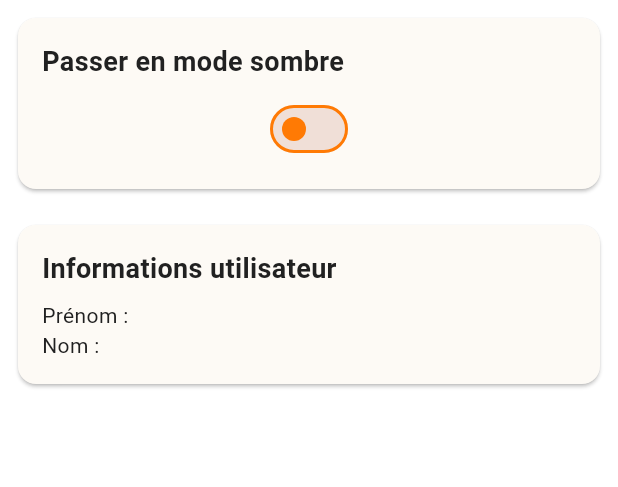
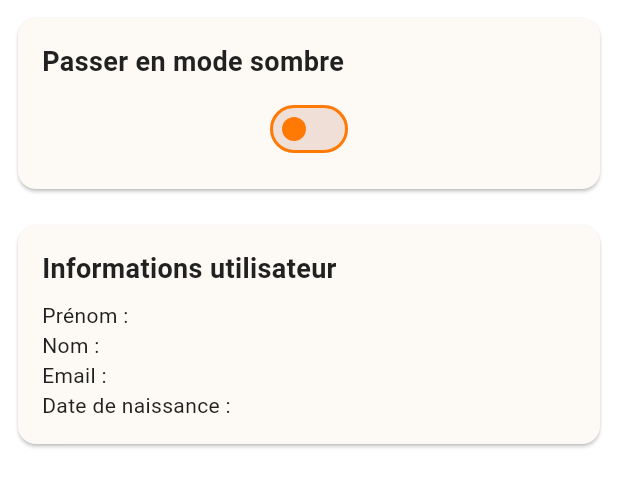
Before and after one commit to slouowzee/CDS49-mobile, a Flutter app: the ParamApp widget shown alone on an empty page, opened directly, on a phone screen of 412 x 824 dp. Shown: the top 487 px of the screen. Run offline on Flutter 3.47's test engine with Material 3 defaults, Android fonts, the phone set to English and light mode, and no system bars; our stand-ins replace flutter_map, font_awesome_flutter, latlong2, shared_preferences; accounts and stored records are empty; network calls fail; Roboto replaces fonts that are missing (Segoe UI).

Commit message:
reste a faire le chargement des infos

```diff
--- a/lib/models/usr.dart
+++ b/lib/models/usr.dart
@@ -2,11 +2,15 @@ class User {
   final int ideleve;
   final String? nomeleve;
   final String? prenomeleve;
+  final String? mail;
+  final String? datedenaissance;
 
   User({
     required this.ideleve,
     required this.nomeleve,
     required this.prenomeleve,
+    required this.mail,
+    required this.datedenaissance,
   });
 
   factory User.fromJson(Map<String, dynamic> json) {
@@ -14,6 +18,11 @@ class User {
       ideleve: json['ideleve'],
       nomeleve: json['nomeleve'],
       prenomeleve: json['prenomeleve'],
+      mail: json['mail'],
+      datedenaissance: json['datedenaissance'],
     );
   }
+
+  get email => mail;
+  get dateOfBirth => datedenaissance;
 }
--- a/lib/screens/screen_contact/contact.dart
+++ b/lib/screens/screen_contact/contact.dart
@@ -1,5 +1,10 @@
 import 'package:flutter/material.dart';
 import 'package:url_launcher/url_launcher.dart';
+import 'package:flutter_map/flutter_map.dart';
+import 'package:latlong2/latlong.dart';
+
+const LatLng autoEcoleLocation = LatLng(47.4739, -0.5554);
+
 
 class ContactPage extends StatelessWidget {
   const ContactPage({Key? key}) : super(key: key);
--- a/lib/screens/screen_param/param_app.dart
+++ b/lib/screens/screen_param/param_app.dart
@@ -91,6 +91,11 @@ class _ParamAppState extends State<ParamApp> {
                               SizedBox(height: 8),
                               Text('Prénom : ${userInfo?.prenomeleve ?? "..." }'),
                               Text('Nom : ${userInfo?.nomeleve ?? "..." }'),
+                              Text('Email : ${userInfo?.email ?? "..." }'),
+                              Text('Date de naissance : ${userInfo?.dateOfBirth ?? "..." }'),
+
+
+
                             ],
                           ),
                   ),
```
